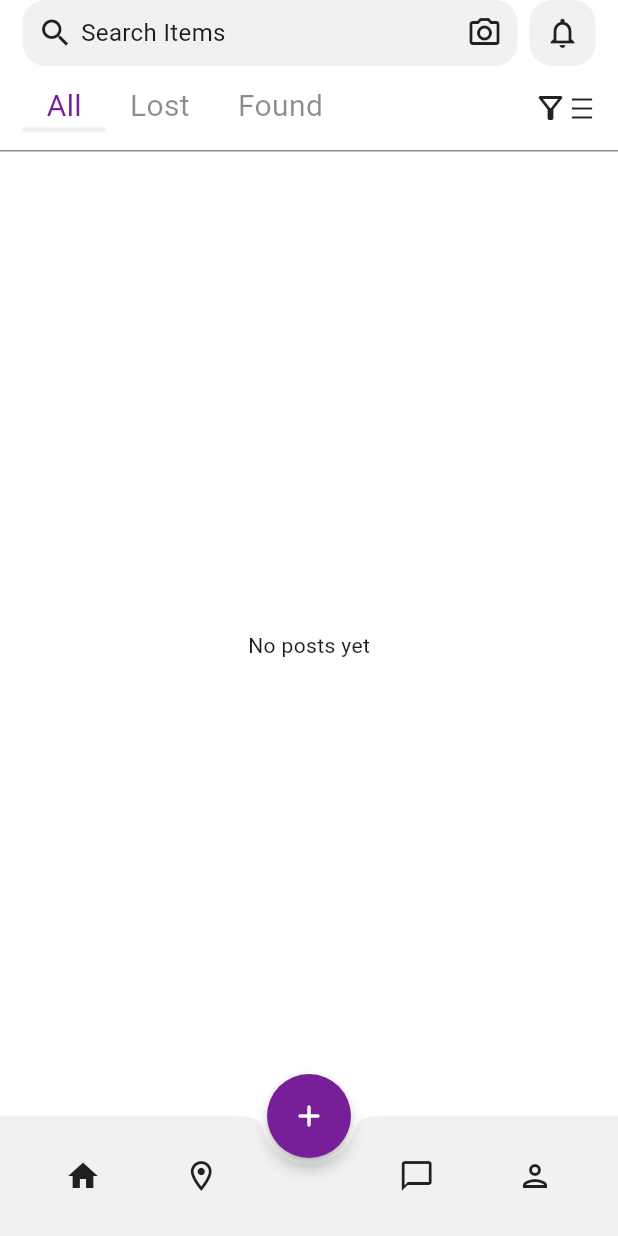
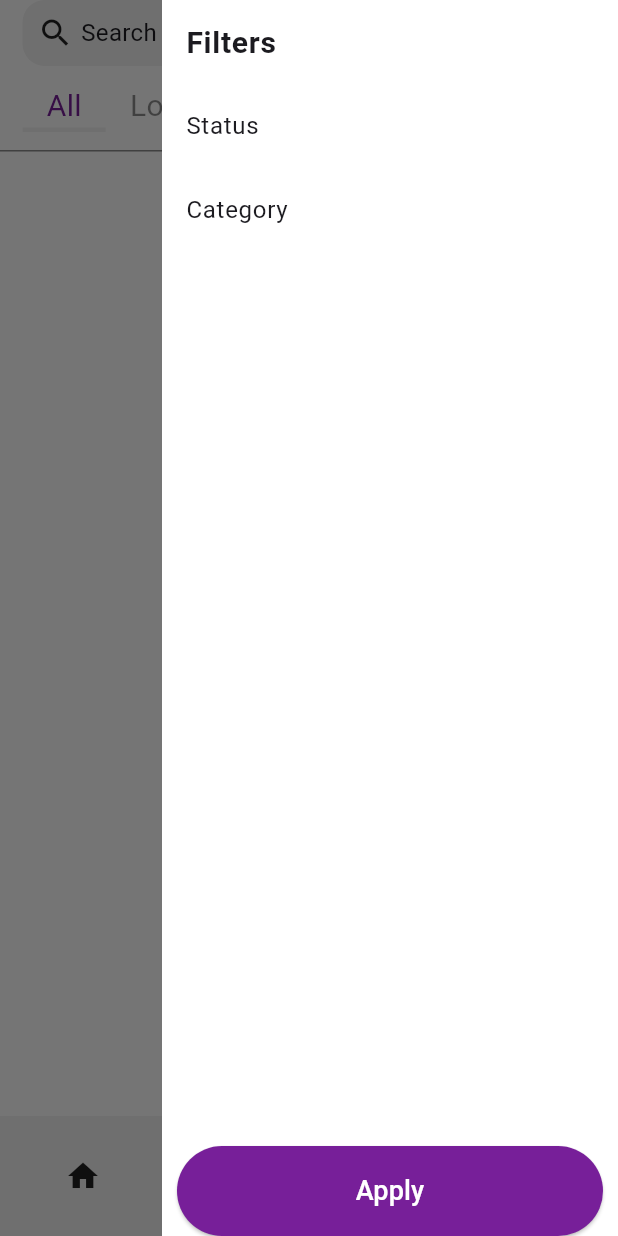
Before and after one commit to ZainabJameel300/UniFind, a Flutter app: the screen it shows once a user with an empty profile is signed in, with the side drawer open (before the commit the screen has no drawer), on a phone screen of 412 x 824 dp. Run offline on Flutter 3.47's test engine with Material 3 defaults, Android fonts, the phone set to English and light mode, and no system bars; our stand-ins replace cloud_firestore, firebase_auth, firebase_core; accounts and stored records are empty.

Commit message:
added filter drawer and its initial UI

```diff
--- /dev/null
+++ b/lib/Components/app_button.dart
@@ -0,0 +1,33 @@
+import 'package:flutter/material.dart';
+
+class AppButton extends StatelessWidget {
+  final String text;
+  final void Function()? onTap;
+  final Color? color;
+
+  const AppButton({
+    super.key,
+    required this.text,
+    required this.onTap,
+    this.color,
+  });
+
+  @override
+  Widget build(BuildContext context) {
+    return ElevatedButton(
+      onPressed: onTap,
+      style: ElevatedButton.styleFrom(
+        minimumSize: const Size(double.infinity, 60), // full width
+        backgroundColor: const Color.fromARGB(255, 119, 31, 153),
+        foregroundColor: Colors.white,
+      ),
+      child: Text(
+        text,
+        style: const TextStyle(
+          fontSize: 18,
+          fontWeight: FontWeight.w500,
+        ),
+      ),
+    );
+  }
+}
--- /dev/null
+++ b/lib/Components/filters_drawer.dart
@@ -0,0 +1,44 @@
+import 'package:flutter/material.dart';
+import 'package:unifind/Components/app_button.dart';
+
+class FiltersDrawer extends StatelessWidget {
+  const FiltersDrawer({super.key});
+
+  void applyFilter() {
+    // get filtters
+  }
+
+  @override
+  Widget build(BuildContext context) {
+    return Drawer(
+      shape: const RoundedRectangleBorder(borderRadius: BorderRadius.zero),
+      backgroundColor: Colors.white,
+      child: SafeArea(
+        child: Column(
+          crossAxisAlignment: CrossAxisAlignment.start,
+          children: [
+            // title
+            ListTile(title: Text("Filters",style: TextStyle(fontSize: 20, fontWeight: FontWeight.bold),)),
+
+            // status filter
+            ListTile(title: Text("Status")),
+
+            // category filter
+            ListTile(title: Text("Category")),
+
+            Spacer(),
+
+            // apply filter button
+            Padding(
+              padding: const EdgeInsets.symmetric(horizontal: 10),
+              child: AppButton(
+                text: "Apply",
+                onTap: applyFilter,
+              ),
+            ),
+          ],
+        ),
+      ),
+    );
+  }
+}
--- /dev/null
+++ b/lib/Components/filters_tabs.dart
@@ -0,0 +1,52 @@
+import 'package:flutter/material.dart';
+
+class FiltersTabs extends StatefulWidget {
+  const FiltersTabs({super.key});
+
+  @override
+  State<FiltersTabs> createState() => _FiltersTabsState();
+}
+
+class _FiltersTabsState extends State<FiltersTabs> {
+  List<bool> selections = [true, false, false];
+
+  @override
+  Widget build(BuildContext context) {
+    return ToggleButtons(
+      isSelected: selections,
+      onPressed: (int index) {
+        setState(() {
+          for (int i = 0; i < selections.length; i++) {
+            selections[i] = i == index;
+          }
+        });
+      },
+      renderBorder: false,
+      color: Colors.black45,
+      selectedColor: const Color(0xFF771F98),
+      fillColor: Colors.white,
+      splashColor: Colors.transparent,
+      children: List.generate(selections.length, (index) {
+        final labels = ["All", "Lost", "Found"];
+        final isSelected = selections[index];
+        return Container(
+          padding: const EdgeInsets.symmetric(horizontal: 16.0),
+          decoration: BoxDecoration(
+            border: Border(
+              bottom: BorderSide(
+                color: isSelected
+                    ? const Color(0xFFF1F1F1)
+                    : Colors.transparent,
+                width: 3,
+              ),
+            ),
+          ),
+          child: Text(
+            labels[index],
+            style: const TextStyle(fontSize: 20.0),
+          ),
+        );
+      }),
+    );
+  }
+}
--- a/lib/Pages/signup.dart
+++ b/lib/Pages/signup.dart
@@ -1,7 +1,7 @@
 import 'package:firebase_auth/firebase_auth.dart';
 import 'package:cloud_firestore/cloud_firestore.dart';
 import 'package:flutter/material.dart';
-import 'package:unifind/Components/my_button.dart';
+import 'package:unifind/components/my_button.dart';
 import 'package:unifind/Components/my_textfield.dart';
 
 class Signup extends StatefulWidget {
--- a/lib/Pages/splash.dart
+++ b/lib/Pages/splash.dart
@@ -1,5 +1,5 @@
 import 'package:flutter/material.dart';
-import 'package:unifind/Components/my_button.dart';
+import 'package:unifind/components/my_button.dart';
 
 class Splash extends StatelessWidget {
   const Splash({super.key});
--- a/lib/components/filters.dart
+++ /dev/null
@@ -1,70 +0,0 @@
-import 'package:flutter/material.dart';
-
-class Filters extends StatefulWidget {
-  const Filters({super.key});
-
-  @override
-  State<Filters> createState() => _FiltersState();
-}
-
-class _FiltersState extends State<Filters> {
-  List<bool> selections = [true, false, false];
-
-  @override
-  Widget build(BuildContext context) {
-    return Row(
-      children: [
-        // toggle ( All, found, lost )
-        Expanded(
-          child: ToggleButtons(
-            isSelected: selections,
-            onPressed: (int index) {
-              setState(() {
-                for (int i = 0; i < selections.length; i++) {
-                  selections[i] = i == index;
-                }
-              });
-            },
-            renderBorder: false,
-            color: Colors.black45,
-            selectedColor: const Color(0xFF771F98),
-            fillColor: Colors.white,
-            splashColor: Colors.transparent,
-            children: List.generate(selections.length, (index) {
-              final labels = ["All", "Lost", "Found"];
-              final isSelected = selections[index];
-              return Container(
-                padding: const EdgeInsets.symmetric(horizontal: 16.0, ),
-                decoration: BoxDecoration(
-                  border: Border(
-                    bottom: BorderSide(
-                      color: isSelected ? const Color(0xFFF1F1F1) : Colors.transparent,
-                      width: 3,
-                    ),
-                  ),
-                ),
-                child: Text(
-                  labels[index],
-                  style: const TextStyle(fontSize: 20.0,),
-                ),
-              );
-            }),
-          ),
-        ),
-
-
-        // filter
-        GestureDetector(
-          onTap: () {},
-          child: const Row(
-            mainAxisAlignment: MainAxisAlignment.end,
-            children: [
-              Icon(Icons.filter_alt_outlined, ),
-              Icon(Icons.density_medium, size: 18.0,),
-            ],
-          ),
-        ),
-      ],
-    );
-  }
-}
--- a/lib/pages/bottom_navbar.dart
+++ b/lib/pages/bottom_navbar.dart
@@ -4,6 +4,8 @@ import 'package:unifind/pages/keepers_page.dart';
 import 'package:unifind/pages/chatrooms_page.dart';
 import 'package:unifind/pages/profile_page.dart';
 import 'package:unifind/pages/report_item_page.dart';
+
+import '../Components/filters_drawer.dart';
 
 
 class BottomNavBar extends StatefulWidget {
@@ -14,6 +16,7 @@ class BottomNavBar extends StatefulWidget {
 }
 
 class _BottomNavBarState extends State<BottomNavBar> {
+  final GlobalKey<ScaffoldState> _scaffoldKey = GlobalKey<ScaffoldState>();
   int selectedIndex = 0;
 
   final List<Widget> pages = [
@@ -47,6 +50,8 @@ class _BottomNavBarState extends State<BottomNavBar> {
   @override
   Widget build(BuildContext context) {
     return Scaffold(
+      key: _scaffoldKey,
+      endDrawer: const FiltersDrawer(),
       backgroundColor: Colors.white,
       body: pages[selectedIndex],
       floatingActionButtonLocation: FloatingActionButtonLocation.centerDocked,
--- a/lib/pages/home_page.dart
+++ b/lib/pages/home_page.dart
@@ -1,7 +1,7 @@
 import 'package:firebase_auth/firebase_auth.dart';
 import 'package:flutter/material.dart';
+import 'package:unifind/Components/filters_tabs.dart';
 import 'package:unifind/components/post.dart';
-import '../components/filters.dart';
 import 'package:cloud_firestore/cloud_firestore.dart';
 
 class HomePage extends StatefulWidget {
@@ -23,9 +23,7 @@ class _HomePageState extends State<HomePage> {
 
   @override
   Widget build(BuildContext context) {
-    return Scaffold(
-      backgroundColor: Colors.white,
-      body: SafeArea(
+    return SafeArea(
       child: Center(
         child: Column(
           children: [
@@ -78,8 +76,31 @@ class _HomePageState extends State<HomePage> {
                   const SizedBox(height: 4.0),
 
                   // filters
-                    const Filters(),
-                    const SizedBox(height: 4.0),
+                  Row(
+                    children: [
+                      // post type toggle ( All, found, lost )
+                      const FiltersTabs(),
+                      const Spacer(),
+                      // drawer button to filter by status & categorey
+                      Builder(
+                        builder: (context) {
+                          return GestureDetector(
+                            onTap: () {
+                              Scaffold.of(context).openEndDrawer();
+                            },
+                            child: const Row(
+                              mainAxisAlignment: MainAxisAlignment.end,
+                              children: [
+                                Icon(Icons.filter_alt_outlined, ),
+                                Icon(Icons.density_medium, size: 18.0,),
+                              ],
+                            ),
+                          );
+                        }
+                      ),
+                    ],
+                  ),
+                  SizedBox(height: 4.0),
                 ],
               ),
             ),
@@ -114,7 +135,6 @@ class _HomePageState extends State<HomePage> {
                     }
 
                     final posts = snapshot.data!.docs;
-
                     if (posts.isEmpty) {
                       return const Center(child: Text("No posts yet"));
                     }
@@ -153,9 +173,7 @@ class _HomePageState extends State<HomePage> {
                               );
                             }
 
-                              return Center(
-                                child: const CircularProgressIndicator(),
-                              );
+                            return const SizedBox.shrink();
                           },
                         );
                       },
@@ -167,7 +185,6 @@ class _HomePageState extends State<HomePage> {
           ],
         ),
       ),
-      ),
     );
   }
 }
```
Lines whose indentation alone changed are shown as unchanged.
